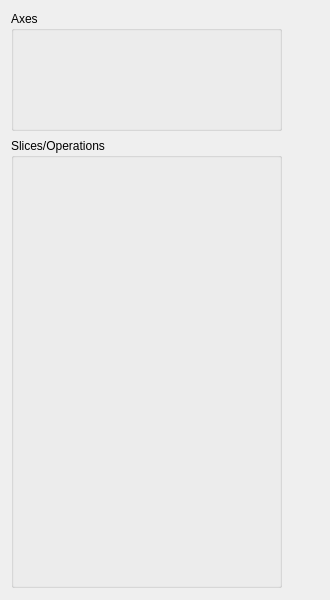
First picture: the form in SciDataTool/GUI/WAxisManager/WAxisManager.ui, repository Eomys/SciDataTool, before the edit.
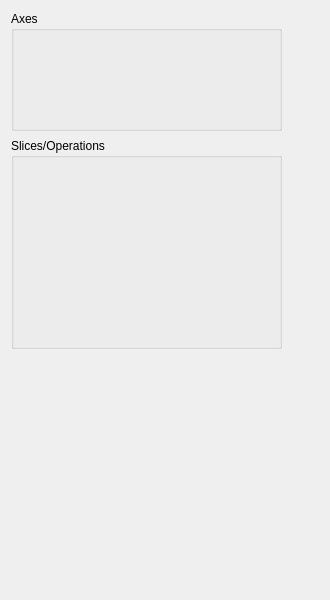
Second picture: the form after the edit. Custom widgets are drawn as their Qt base class.

The edit to the form file:
```diff
--- a/SciDataTool/GUI/WAxisManager/WAxisManager.ui
+++ b/SciDataTool/GUI/WAxisManager/WAxisManager.ui
@@ -19,11 +19,11 @@
      <x>11</x>
      <y>138</y>
      <width>271</width>
-     <height>450</height>
+     <height>211</height>
     </rect>
    </property>
    <property name="sizePolicy">
-    <sizepolicy hsizetype="MinimumExpanding" vsizetype="MinimumExpanding">
+    <sizepolicy hsizetype="Minimum" vsizetype="MinimumExpanding">
      <horstretch>0</horstretch>
      <verstretch>0</verstretch>
     </sizepolicy>
@@ -31,7 +31,7 @@
    <property name="minimumSize">
     <size>
      <width>0</width>
-     <height>450</height>
+     <height>210</height>
     </size>
    </property>
    <property name="maximumSize">
@@ -49,7 +49,7 @@
       <x>10</x>
       <y>20</y>
       <width>251</width>
-      <height>411</height>
+      <height>181</height>
      </rect>
     </property>
     <layout class="QVBoxLayout" name="lay_data_extract">
@@ -59,6 +59,22 @@
      <property name="sizeConstraint">
       <enum>QLayout::SetDefaultConstraint</enum>
      </property>
+     <item>
+      <spacer name="verticalSpacer">
+       <property name="orientation">
+        <enum>Qt::Vertical</enum>
+       </property>
+       <property name="sizeType">
+        <enum>QSizePolicy::Expanding</enum>
+       </property>
+       <property name="sizeHint" stdset="0">
+        <size>
+         <width>20</width>
+         <height>40</height>
+        </size>
+       </property>
+      </spacer>
+     </item>
     </layout>
    </widget>
   </widget>
```
